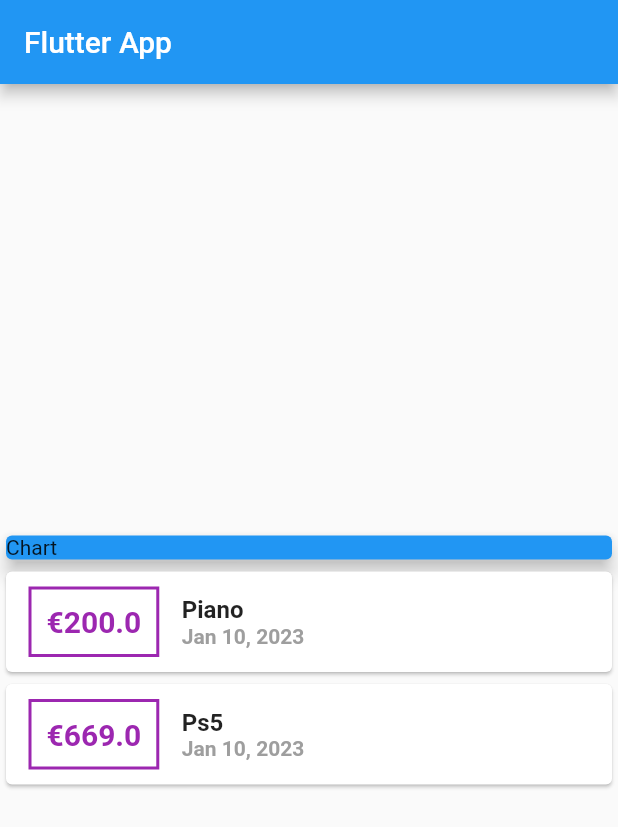
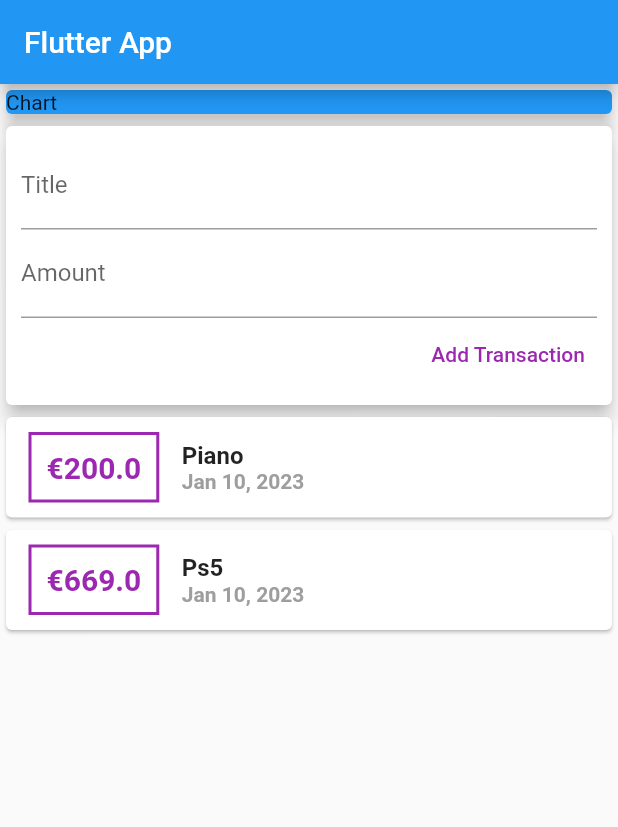
Before and after one commit to Mohammadafaq318/ExpensePlanner-Flutter, a Flutter app: the screen it shows after launch, on a phone screen of 412 x 824 dp. Shown: the top 827 px of the screen. Run offline on Flutter 3.47's test engine with Material 2 defaults, Android fonts, the phone set to English and light mode, and no system bars.

Commit message:
more changes. tough day today

```diff
--- a/lib/main.dart
+++ b/lib/main.dart
@@ -1,7 +1,7 @@
-import 'package:expensetracker/transaction.dart';
+import 'package:expensetracker/widgets/transaction_list.dart';
+import 'package:expensetracker/widgets/user_transactions.dart';
 import 'package:flutter/material.dart';
-import './transaction.dart';
-import 'package:intl/intl.dart';
+import './widgets/user_transactions.dart';
 
 void main() {
   runApp(MyApp());
@@ -18,30 +18,18 @@ class MyApp extends StatelessWidget {
 }
 
 class MyHomePage extends StatelessWidget {
-  final List<Transaction> transactions = [
-    Transaction(
-      id: 't1',
-      title: 'Piano',
-      amount: 200,
-      date: DateTime.now(),
-    ),
-    Transaction(
-      id: 't2',
-      title: 'Ps5',
-      amount: 669,
-      date: DateTime.now(),
-    ),
-  ];
-
+  final titleController = TextEditingController();
+  final amountController = TextEditingController();
   @override
   Widget build(BuildContext context) {
     return Scaffold(
       appBar: AppBar(
         title: Text('Flutter App'),
       ),
-      body: Column(
-        mainAxisAlignment: MainAxisAlignment.center,
-        crossAxisAlignment: CrossAxisAlignment.center,
+      body: SingleChildScrollView(
+        child: Column(
+          mainAxisAlignment: MainAxisAlignment.start,
+          // crossAxisAlignment: CrossAxisAlignment.center,
           children: <Widget>[
             Container(
               width: double.infinity,
@@ -51,55 +39,9 @@ class MyHomePage extends StatelessWidget {
                 color: Colors.blue,
               ),
             ),
-          Column(
-            children: transactions.map((tx) {
-              return Card(
-                child: Row(
-                  children: <Widget>[
-                    Container(
-                      margin:
-                          EdgeInsets.symmetric(vertical: 10, horizontal: 15),
-                      decoration: BoxDecoration(
-                        border: Border.all(
-                          color: Colors.purple,
-                          width: 2,
-                        ),
-                      ),
-                      padding: EdgeInsets.all(10),
-                      child: Text(
-                        r'€' + tx.amount.toString(),
-                        style: TextStyle(
-                          fontWeight: FontWeight.bold,
-                          fontSize: 20,
-                          color: Colors.purple,
-                        ),
-                      ),
-                    ),
-                    Column(
-                      crossAxisAlignment: CrossAxisAlignment.start,
-                      children: <Widget>[
-                        Text(
-                          tx.title,
-                          style: TextStyle(
-                            fontSize: 16,
-                            fontWeight: FontWeight.bold,
-                          ),
-                        ),
-                        Text(
-                          DateFormat.yMMMd().format(tx.date),
-                          style: TextStyle(
-                            color: Colors.grey,
-                            fontWeight: FontWeight.bold,
-                          ),
-                        )
+            UserTransactions(),
           ],
         ),
-                  ],
-                ),
-              );
-            }).toList(),
-          ),
-        ],
       ),
     );
   }
--- /dev/null
+++ b/lib/widgets/new_transaction.dart
@@ -0,0 +1,42 @@
+import 'package:flutter/src/foundation/key.dart';
+import 'package:flutter/src/widgets/container.dart';
+import 'package:flutter/src/widgets/framework.dart';
+
+import 'package:flutter/material.dart';
+
+class NewTransaction extends StatelessWidget {
+  final Function addTx;
+
+  NewTransaction(this.addTx);
+
+  final titleController = TextEditingController();
+  final amountController = TextEditingController();
+  @override
+  Widget build(BuildContext context) {
+    return Card(
+      elevation: 5,
+      child: Container(
+        padding: EdgeInsets.all(10),
+        child: Column(
+            crossAxisAlignment: CrossAxisAlignment.end,
+            children: <Widget>[
+              TextField(
+                decoration: InputDecoration(labelText: 'Title'),
+                controller: titleController,
+              ),
+              TextField(
+                decoration: InputDecoration(labelText: 'Amount'),
+                controller: amountController,
+              ),
+              TextButton(
+                  onPressed: () {
+                    addTx(titleController.text,
+                        double.parse(amountController.text));
+                  },
+                  child: Text('Add Transaction'),
+                  style: TextButton.styleFrom(foregroundColor: Colors.purple))
+            ]),
+      ),
+    );
+  }
+}
--- /dev/null
+++ b/lib/widgets/transaction_list.dart
@@ -0,0 +1,63 @@
+import 'package:expensetracker/models/transaction.dart';
+import 'package:flutter/material.dart';
+import 'package:intl/intl.dart';
+
+class TransactionList extends StatelessWidget {
+  final List<Transaction> transactions;
+  TransactionList(this.transactions);
+
+  @override
+  Widget build(BuildContext context) {
+    return Container(
+      height: 550,
+      child: ListView.builder(
+        itemBuilder: (ctx, index) {
+          return Card(
+            child: Row(
+              children: <Widget>[
+                Container(
+                  margin: EdgeInsets.symmetric(vertical: 10, horizontal: 15),
+                  decoration: BoxDecoration(
+                    border: Border.all(
+                      color: Colors.purple,
+                      width: 2,
+                    ),
+                  ),
+                  padding: EdgeInsets.all(10),
+                  child: Text(
+                    r'€' + transactions[index].amount.toString(),
+                    style: TextStyle(
+                      fontWeight: FontWeight.bold,
+                      fontSize: 20,
+                      color: Colors.purple,
+                    ),
+                  ),
+                ),
+                Column(
+                  crossAxisAlignment: CrossAxisAlignment.start,
+                  children: <Widget>[
+                    Text(
+                      transactions[index].title,
+                      style: TextStyle(
+                        fontSize: 16,
+                        fontWeight: FontWeight.bold,
+                      ),
+                    ),
+                    Text(
+                      DateFormat.yMMMd().format(transactions[index].date),
+                      style: TextStyle(
+                        color: Colors.grey,
+                        fontWeight: FontWeight.bold,
+                      ),
+                    )
+                  ],
+                ),
+              ],
+            ),
+          );
+        },
+        itemCount: transactions.length,
+      ),
+    );
+  }
+}
--- /dev/null
+++ b/lib/widgets/user_transactions.dart
@@ -0,0 +1,52 @@
+import 'package:flutter/src/foundation/key.dart';
+import 'package:flutter/src/widgets/container.dart';
+import 'package:flutter/src/widgets/framework.dart';
+
+import 'package:flutter/material.dart';
+import './new_transaction.dart';
+import './transaction_list.dart';
+import '../models/transaction.dart';
+
+class UserTransactions extends StatefulWidget {
+  @override
+  _UserTransactionsState createState() => _UserTransactionsState();
+}
+
+class _UserTransactionsState extends State<UserTransactions> {
+  final List<Transaction> _userTransaction = [
+    Transaction(
+      id: 't1',
+      title: 'Piano',
+      amount: 200,
+      date: DateTime.now(),
+    ),
+    Transaction(
+      id: 't2',
+      title: 'Ps5',
+      amount: 669,
+      date: DateTime.now(),
+    ),
+  ];
+
+  void _addNewTransaction(String Txtitle, double Txamount) {
+    final newTx = Transaction(
+        id: DateTime.now().toString(),
+        title: Txtitle,
+        amount: Txamount,
+        date: DateTime.now());
+
+    setState(() {
+      _userTransaction.add(newTx);
+    });
+  }
+
+  @override
+  Widget build(BuildContext context) {
+    return Column(
+      children: <Widget>[
+        NewTransaction(_addNewTransaction),
+        TransactionList(_userTransaction),
+      ],
+    );
+  }
+}
```
Also changed, not shown: lib/models/transaction.dart (renamed from lib/transaction.dart). Lines whose indentation alone changed are shown as unchanged.
